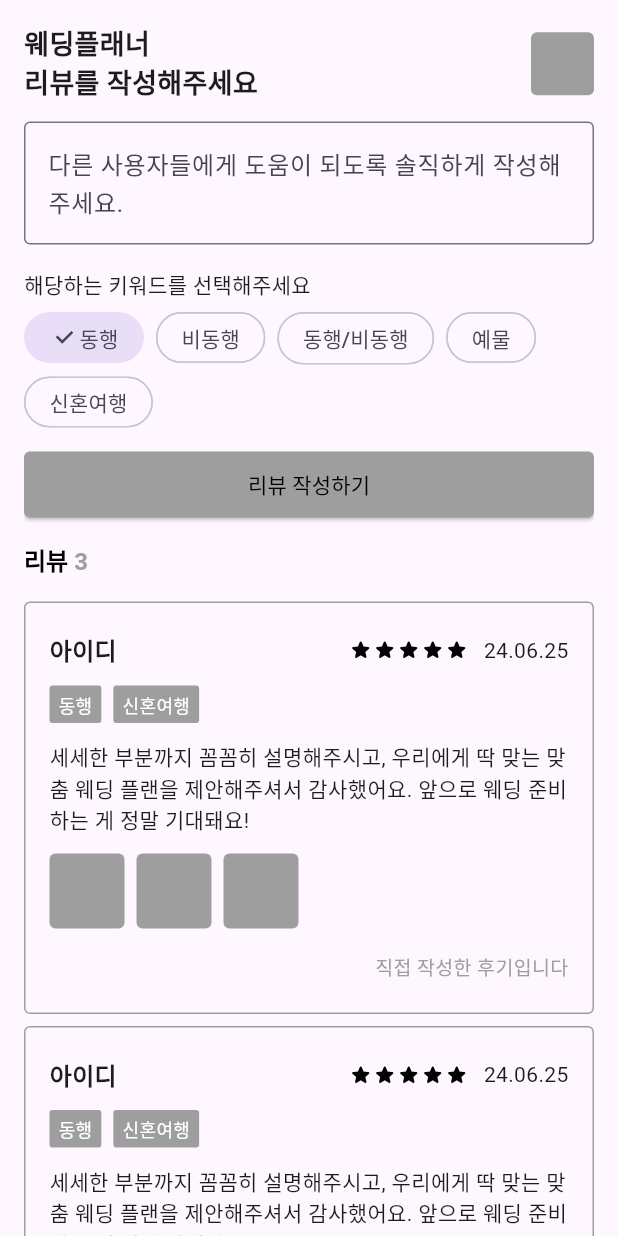
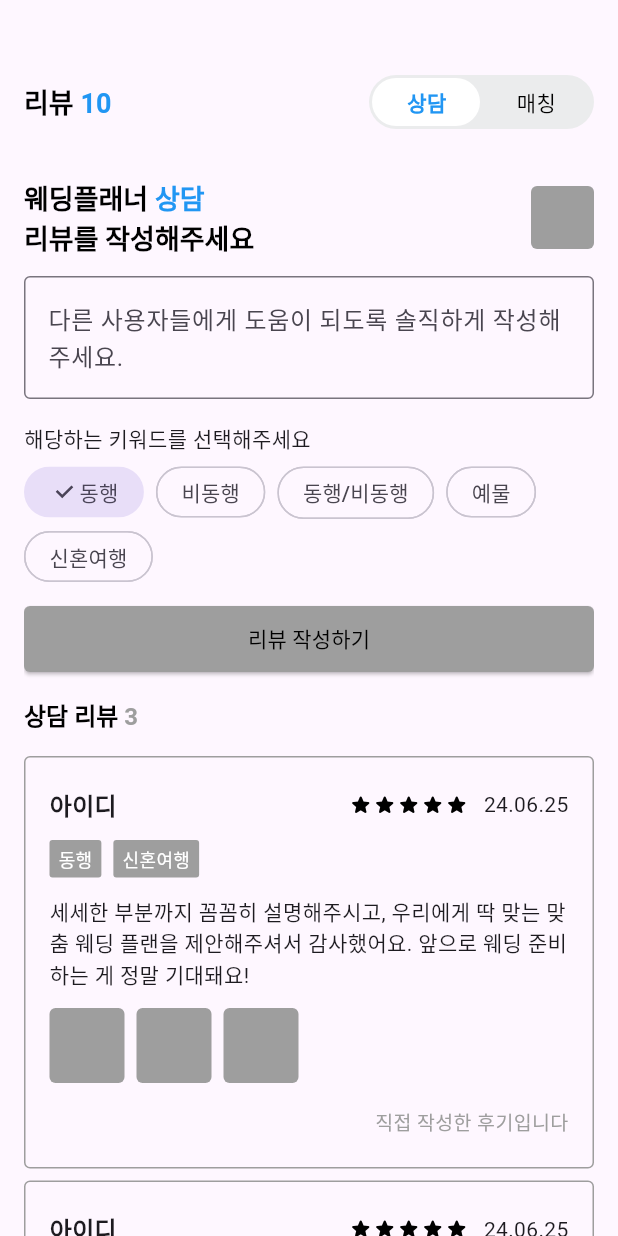
Before and after one commit to dears-swm-15th/dears-fe, a Flutter app: the DetailsReviewTab widget shown alone on an empty page, opened directly, on a phone screen of 412 x 824 dp. Run offline on Flutter 3.47's test engine with Material 3 defaults, Android fonts, the phone set to English and light mode, and no system bars; our stand-ins replace dio, flutter_hooks, freezed_annotation, go_router, hooks_riverpod, retrofit and 1 more; generated files the repository leaves out were written again.

Commit message:
feat: add switch of review types

```diff
--- /dev/null
+++ b/lib/models/review_type.dart
@@ -0,0 +1,19 @@
+enum ReviewType {
+  consulting,
+  matching;
+
+  ReviewType get inversed {
+    return switch (this) {
+      ReviewType.consulting => ReviewType.matching,
+      ReviewType.matching => ReviewType.consulting
+    };
+  }
+
+  @override
+  String toString() {
+    return switch (this) {
+      ReviewType.consulting => "상담",
+      ReviewType.matching => "매칭"
+    };
+  }
+}
--- a/lib/pages/details_page.dart
+++ b/lib/pages/details_page.dart
@@ -193,7 +193,13 @@ class _DetailsPageState extends ConsumerState<DetailsPage> {
                     ),
                   ),
                   SliverToBoxAdapter(
-                    child: DetailsIntroductionTab(key: keys[0]),
+                    child: Column(
+                      key: keys[0],
+                      children: const [
+                        DetailsIntroductionTab(),
+                        Divider(thickness: 4),
+                      ],
+                    ),
                   ),
                 ];
               },
--- a/lib/widgets/details_introduction_tab.dart
+++ b/lib/widgets/details_introduction_tab.dart
@@ -273,6 +273,7 @@ class DetailsIntroductionTab extends StatelessWidget {
               ],
             ),
           ),
+          const SizedBox(height: 16),
         ],
       ),
     );
--- a/lib/widgets/details_review_tab.dart
+++ b/lib/widgets/details_review_tab.dart
@@ -1,14 +1,21 @@
+import 'package:dears/models/review_type.dart';
 import 'package:dears/widgets/review_input.dart';
 import 'package:dears/widgets/review_list_tile.dart';
+import 'package:dears/widgets/review_type_switch.dart';
 import 'package:flutter/material.dart';
+import 'package:flutter_hooks/flutter_hooks.dart';
 
-const int _reviewCount = 3;
+const List<int> _reviewCounts = [3, 7];
+final int _totalReviewCount = _reviewCounts.reduce((a, b) => a + b);
 
-class DetailsReviewTab extends StatelessWidget {
+class DetailsReviewTab extends HookWidget {
   const DetailsReviewTab({super.key});
 
   @override
   Widget build(BuildContext context) {
+    final reviewType = useState(ReviewType.values[0]);
+    final count = _reviewCounts[reviewType.value.index];
+
     return Padding(
       padding: const EdgeInsets.symmetric(horizontal: 16),
       child: CustomScrollView(
@@ -18,20 +25,47 @@ class DetailsReviewTab extends StatelessWidget {
             child: Column(
               crossAxisAlignment: CrossAxisAlignment.start,
               children: [
-                const ReviewInput(),
+                const SizedBox(height: 50),
+                Row(
+                  mainAxisAlignment: MainAxisAlignment.spaceBetween,
+                  children: [
+                    RichText(
+                      text: TextSpan(
+                        style: const TextStyle(
+                          fontSize: 18,
+                          fontWeight: FontWeight.bold,
+                          color: Colors.black,
+                        ),
+                        children: [
+                          const TextSpan(text: "리뷰 "),
+                          TextSpan(
+                            text: "$_totalReviewCount",
+                            style: const TextStyle(color: Colors.blue),
+                          ),
+                        ],
+                      ),
+                    ),
+                    ReviewTypeSwitch(
+                      value: reviewType.value,
+                      onChanged: (value) => reviewType.value = value,
+                    ),
+                  ],
+                ),
+                const SizedBox(height: 16),
+                ReviewInput(type: reviewType.value),
                 const SizedBox(height: 16),
                 RichText(
-                  text: const TextSpan(
-                    style: TextStyle(
+                  text: TextSpan(
+                    style: const TextStyle(
                       fontSize: 16,
                       fontWeight: FontWeight.bold,
                       color: Colors.black,
                     ),
                     children: [
-                      TextSpan(text: "리뷰 "),
+                      TextSpan(text: "${reviewType.value} 리뷰 "),
                       TextSpan(
-                        text: "$_reviewCount",
-                        style: TextStyle(color: Colors.grey),
+                        text: "$count",
+                        style: const TextStyle(color: Colors.grey),
                       ),
                     ],
                   ),
@@ -41,7 +75,7 @@ class DetailsReviewTab extends StatelessWidget {
             ),
           ),
           SliverList.separated(
-            itemCount: _reviewCount,
+            itemCount: count,
             separatorBuilder: (context, index) => const SizedBox(height: 8),
             itemBuilder: (context, index) => const ReviewListTile(),
           ),
--- a/lib/widgets/review_input.dart
+++ b/lib/widgets/review_input.dart
@@ -1,9 +1,15 @@
+import 'package:dears/models/review_type.dart';
 import 'package:dears/widgets/review_keyword_chips.dart';
 import 'package:flutter/material.dart';
 import 'package:flutter_hooks/flutter_hooks.dart';
 
 class ReviewInput extends HookWidget {
-  const ReviewInput({super.key});
+  final ReviewType type;
+
+  const ReviewInput({
+    super.key,
+    required this.type,
+  });
 
   @override
   Widget build(BuildContext context) {
@@ -17,11 +23,21 @@ class ReviewInput extends HookWidget {
           Row(
             mainAxisAlignment: MainAxisAlignment.spaceBetween,
             children: [
-              const Text(
-                "웨딩플래너\n리뷰를 작성해주세요",
-                style: TextStyle(
-                  fontSize: 18,
-                  fontWeight: FontWeight.bold,
+              RichText(
+                text: TextSpan(
+                  style: const TextStyle(
+                    fontSize: 18,
+                    fontWeight: FontWeight.bold,
+                    color: Colors.black,
+                  ),
+                  children: [
+                    const TextSpan(text: "웨딩플래너 "),
+                    TextSpan(
+                      text: "$type\n",
+                      style: const TextStyle(color: Colors.blue),
+                    ),
+                    const TextSpan(text: "리뷰를 작성해주세요"),
+                  ],
                 ),
               ),
               Container(
--- /dev/null
+++ b/lib/widgets/review_type_switch.dart
@@ -0,0 +1,247 @@
+import 'dart:ui';
+
+import 'package:dears/models/review_type.dart';
+import 'package:flutter/material.dart';
+
+const double _trackWidth = 150;
+const double _trackHeight = 36;
+const double _trackRadius = _trackHeight / 2;
+
+const double _thumbWidth = 72;
+const double _thumbHeight = 32;
+const double _thumbRadius = _thumbHeight / 2;
+const double _thumbExtension = 4;
+
+const double _trackPadding = _trackRadius - _thumbRadius;
+const double _trackInnerWidth = _trackWidth - 2 * _trackPadding;
+const double _trackAvailableLength =
+    _trackInnerWidth - (_thumbWidth + _thumbExtension);
+
+const Duration _toggleDuration = Duration(milliseconds: 200);
+const Duration _reactionDuration = Duration(milliseconds: 300);
+
+class ReviewTypeSwitch extends StatefulWidget {
+  final ReviewType value;
+  final ValueChanged<ReviewType> onChanged;
+
+  const ReviewTypeSwitch({
+    super.key,
+    required this.value,
+    required this.onChanged,
+  });
+
+  @override
+  State<ReviewTypeSwitch> createState() => _ReviewTypeSwitchState();
+}
+
+class _ReviewTypeSwitchState extends State<ReviewTypeSwitch>
+    with TickerProviderStateMixin {
+  late final AnimationController positionController;
+  late final CurvedAnimation position;
+
+  late final AnimationController reactionController;
+  late final CurvedAnimation reaction;
+
+  // A non-null boolean value that changes to true at the end of a drag if the
+  // switch must be animated to the position indicated by the widget's value.
+  bool needsPositionAnimation = false;
+
+  @override
+  void initState() {
+    super.initState();
+
+    positionController = AnimationController(
+      vsync: this,
+      duration: _toggleDuration,
+    );
+    position = CurvedAnimation(
+      parent: positionController,
+      curve: Curves.linear,
+    );
+
+    reactionController = AnimationController(
+      vsync: this,
+      duration: _reactionDuration,
+    );
+    reaction = CurvedAnimation(
+      parent: reactionController,
+      curve: Curves.ease,
+    );
+  }
+
+  @override
+  void didUpdateWidget(ReviewTypeSwitch oldWidget) {
+    super.didUpdateWidget(oldWidget);
+
+    if (needsPositionAnimation || widget.value != oldWidget.value) {
+      resumePositionAnimation(isLinear: needsPositionAnimation);
+    }
+  }
+
+  @override
+  void dispose() {
+    positionController.dispose();
+    reactionController.dispose();
+
+    super.dispose();
+  }
+
+  // `isLinear` must be true if the position animation is trying to move the
+  // thumb to the closest end after the most recent drag animation, so the curve
+  // does not change when the controller's value is not 0 or 1.
+  //
+  // It can be set to false when it's an implicit animation triggered by
+  // widget.value changes.
+  void resumePositionAnimation({bool isLinear = true}) {
+    needsPositionAnimation = false;
+    position
+      ..curve = isLinear ? Curves.linear : Curves.ease
+      ..reverseCurve = isLinear ? Curves.linear : Curves.ease.flipped;
+    switch (widget.value) {
+      case ReviewType.consulting:
+        positionController.reverse();
+      case ReviewType.matching:
+        positionController.forward();
+    }
+  }
+
+  void onTapDown(TapDownDetails details) {
+    needsPositionAnimation = false;
+    reactionController.forward();
+  }
+
+  void onTapUp(TapUpDetails details) {
+    needsPositionAnimation = false;
+    reactionController.reverse();
+  }
+
+  void onTap() {
+    widget.onChanged(widget.value.inversed);
+  }
+
+  void onTapCancel() {
+    reactionController.reverse();
+  }
+
+  void onHorizontalDragStart(DragStartDetails details) {
+    needsPositionAnimation = false;
+    reactionController.forward();
+  }
+
+  void onHorizontalDragUpdate(DragUpdateDetails details) {
+    position
+      ..curve = Curves.linear
+      ..reverseCurve = Curves.linear;
+
+    final primaryDelta = details.primaryDelta;
+    if (primaryDelta == null) {
+      return;
+    }
+    positionController.value += primaryDelta / _trackAvailableLength;
+  }
+
+  void onHorizontalDragEnd(DragEndDetails details) {
+    // Deferring the animation to the next build phase.
+    setState(() {
+      needsPositionAnimation = true;
+    });
+
+    // Call onChanged when the user's intent to change value is clear.
+    if (position.value >= 0.5 != (widget.value == ReviewType.values.last)) {
+      widget.onChanged(widget.value.inversed);
+    }
+
+    reactionController.reverse();
+  }
+
+  @override
+  Widget build(BuildContext context) {
+    if (needsPositionAnimation) {
+      resumePositionAnimation();
+    }
+
+    return GestureDetector(
+      onTapDown: onTapDown,
+      onTapUp: onTapUp,
+      onTap: onTap,
+      onTapCancel: onTapCancel,
+      onHorizontalDragStart: onHorizontalDragStart,
+      onHorizontalDragUpdate: onHorizontalDragUpdate,
+      onHorizontalDragEnd: onHorizontalDragEnd,
+      child: Container(
+        padding: const EdgeInsets.all(_trackPadding),
+        width: _trackWidth,
+        height: _trackHeight,
+        decoration: BoxDecoration(
+          color: const Color.fromRGBO(235, 236, 237, 1),
+          borderRadius: BorderRadius.circular(_trackRadius),
+        ),
+        child: AnimatedBuilder(
+          animation: Listenable.merge([position, reaction]),
+          builder: (context, child) {
+            final currentThumbExtension = _thumbExtension * reaction.value;
+            final currentThumbWidth = _thumbWidth + currentThumbExtension;
+
+            return Stack(
+              children: [
+                Positioned(
+                  left: lerpDouble(
+                    0,
+                    _trackInnerWidth - currentThumbWidth,
+                    position.value,
+                  ),
+                  child: Container(
+                    width: currentThumbWidth,
+                    height: _thumbHeight,
+                    decoration: BoxDecoration(
+                      color: Colors.white,
+                      borderRadius: BorderRadius.circular(_thumbRadius),
+                    ),
+                  ),
+                ),
+                Row(
+                  children: [
+                    Expanded(
+                      child: Center(
+                        child: Text(
+                          "${ReviewType.consulting}",
+                          style: TextStyle(
+                            fontWeight: widget.value == ReviewType.consulting
+                                ? FontWeight.bold
+                                : FontWeight.normal,
+                            color: Color.lerp(
+                              Colors.black,
+                              Colors.blue,
+                              (1 - position.value) * (1 - reaction.value),
+                            ),
+                          ),
+                        ),
+                      ),
+                    ),
+                    Expanded(
+                      child: Center(
+                        child: Text(
+                          "${ReviewType.matching}",
+                          style: TextStyle(
+                            fontWeight: widget.value == ReviewType.matching
+                                ? FontWeight.bold
+                                : FontWeight.normal,
+                            color: Color.lerp(
+                              Colors.black,
+                              Colors.blue,
+                              position.value * (1 - reaction.value),
+                            ),
+                          ),
+                        ),
+                      ),
+                    ),
+                  ],
+                ),
+              ],
+            );
+          },
+        ),
+      ),
+    );
+  }
+}
```
